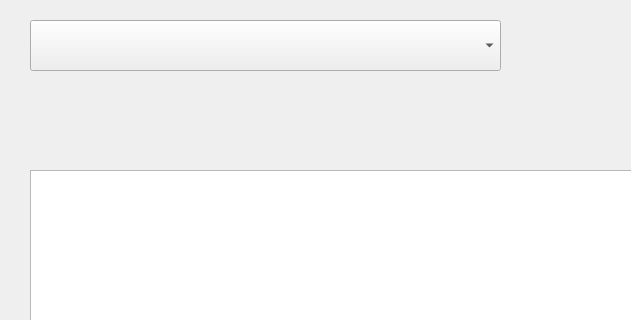
First picture: the form in untitled52/general_statistic_w.ui, repository 0schweps0/studhelper, before the edit; both pictures show x 0 to 631 and y 0 to 320 of the 1200 by 720 pixel window.
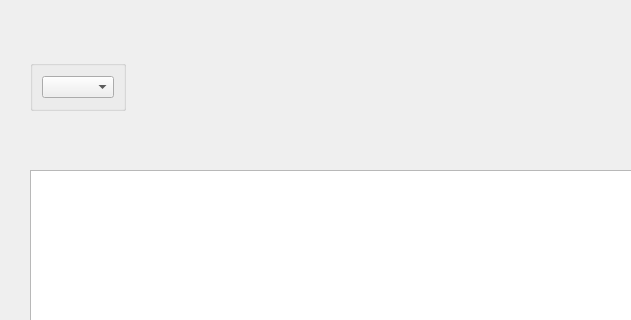
Second picture: the form after the edit.

What changed in the file:
```diff
--- a/untitled52/general_statistic_w.ui
+++ b/untitled52/general_statistic_w.ui
@@ -23,15 +23,23 @@
     </rect>
    </property>
   </widget>
-  <widget class="QComboBox" name="comboBox">
+  <widget class="QGroupBox" name="groupBox">
    <property name="geometry">
     <rect>
      <x>30</x>
-     <y>20</y>
-     <width>471</width>
+     <y>60</y>
+     <width>96</width>
      <height>51</height>
     </rect>
    </property>
+   <property name="title">
+    <string/>
+   </property>
+   <layout class="QVBoxLayout" name="verticalLayout">
+    <item>
+     <widget class="QComboBox" name="comboBox"/>
+    </item>
+   </layout>
   </widget>
  </widget>
  <resources/>
```
